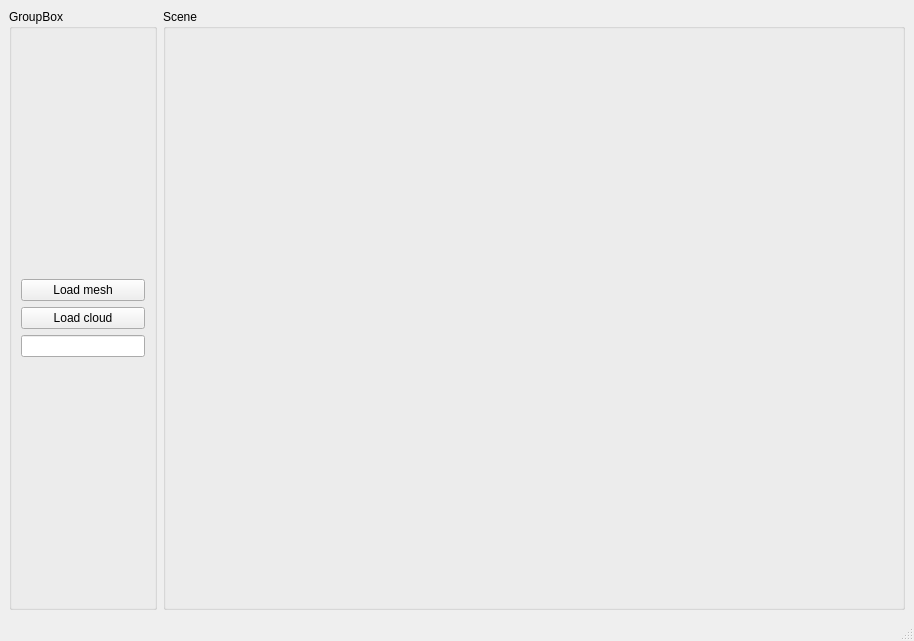
Before: the Qt Designer form swooz-viewer/trunk/form/SWUI_Viewer.ui in GuillaumeGibert/swooz, drawn with Qt 5.
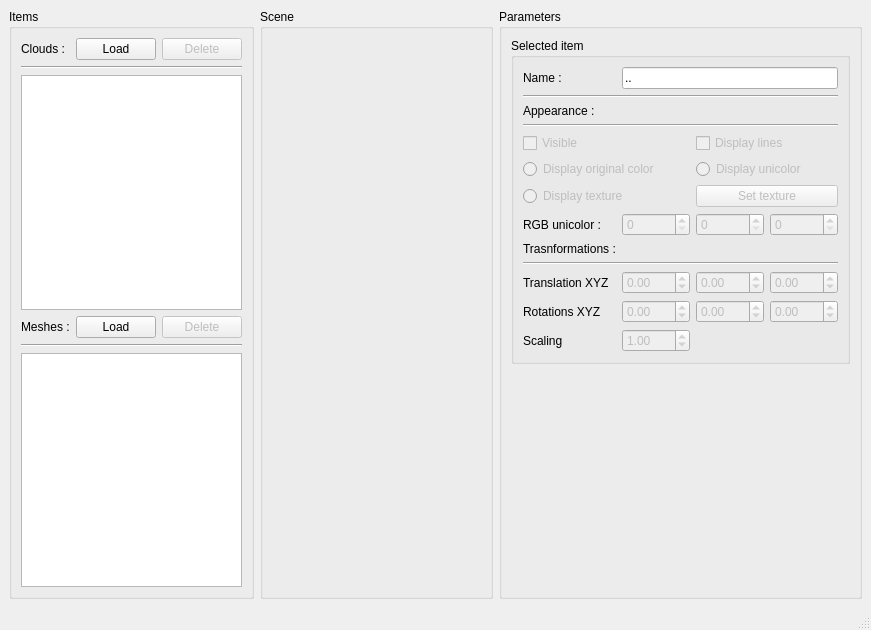
After: the same form once the commit is applied.

Commit message: [swooz-viewer] display clouds/meshes

Diff of the .ui file:
```diff
--- a/swooz-viewer/trunk/form/SWUI_Viewer.ui
+++ b/swooz-viewer/trunk/form/SWUI_Viewer.ui
@@ -6,8 +6,8 @@
    <rect>
     <x>0</x>
     <y>0</y>
-    <width>914</width>
-    <height>641</height>
+    <width>871</width>
+    <height>630</height>
    </rect>
   </property>
   <property name="windowTitle">
@@ -16,29 +16,94 @@
   <widget class="QWidget" name="centralwidget">
    <layout class="QGridLayout" name="gridLayout_2">
     <item row="0" column="0">
-     <layout class="QGridLayout" name="gridLayout" columnstretch="1,5">
+     <layout class="QGridLayout" name="glMain" rowstretch="2" columnstretch="1,5,2">
       <item row="0" column="0">
        <widget class="QGroupBox" name="groupBox">
         <property name="title">
-         <string>GroupBox</string>
+         <string>Items</string>
         </property>
         <layout class="QGridLayout" name="gridLayout_5">
          <item row="0" column="0">
-          <layout class="QGridLayout" name="gridLayout_3">
+          <layout class="QGridLayout" name="glItems">
+           <item row="5" column="0" colspan="3">
+            <widget class="Line" name="lMeshes">
+             <property name="orientation">
+              <enum>Qt::Horizontal</enum>
+             </property>
+            </widget>
+           </item>
+           <item row="1" column="0" colspan="3">
+            <widget class="Line" name="lClouds">
+             <property name="orientation">
+              <enum>Qt::Horizontal</enum>
+             </property>
+            </widget>
+           </item>
+           <item row="2" column="0" colspan="3">
+            <widget class="QListWidget" name="lwClouds">
+             <property name="minimumSize">
+              <size>
+               <width>0</width>
+               <height>150</height>
+              </size>
+             </property>
+            </widget>
+           </item>
            <item row="0" column="0">
-            <widget class="QPushButton" name="pbLoadMesh">
+            <widget class="QLabel" name="laClouds">
              <property name="text">
-              <string>Load mesh</string>
+              <string>Clouds :</string>
              </property>
             </widget>
            </item>
-           <item row="2" column="0">
-            <widget class="QLineEdit" name="lineEdit"/>
-           </item>
-           <item row="1" column="0">
+           <item row="0" column="1">
             <widget class="QPushButton" name="pbLoadCloud">
              <property name="text">
-              <string>Load cloud</string>
+              <string>Load</string>
+             </property>
+            </widget>
+           </item>
+           <item row="4" column="0">
+            <widget class="QLabel" name="laMeshes">
+             <property name="text">
+              <string>Meshes :</string>
+             </property>
+            </widget>
+           </item>
+           <item row="4" column="1">
+            <widget class="QPushButton" name="pbLoadMesh">
+             <property name="text">
+              <string>Load</string>
+             </property>
+            </widget>
+           </item>
+           <item row="6" column="0" colspan="3">
+            <widget class="QListWidget" name="lwMeshes">
+             <property name="minimumSize">
+              <size>
+               <width>0</width>
+               <height>150</height>
+              </size>
+             </property>
+            </widget>
+           </item>
+           <item row="0" column="2">
+            <widget class="QPushButton" name="pbDeleteCloud">
+             <property name="enabled">
+              <bool>false</bool>
+             </property>
+             <property name="text">
+              <string>Delete</string>
+             </property>
+            </widget>
+           </item>
+           <item row="4" column="2">
+            <widget class="QPushButton" name="pbDeleteMesh">
+             <property name="enabled">
+              <bool>false</bool>
+             </property>
+             <property name="text">
+              <string>Delete</string>
              </property>
             </widget>
            </item>
@@ -59,6 +124,333 @@
         </layout>
        </widget>
       </item>
+      <item row="0" column="2">
+       <widget class="QGroupBox" name="gbParameters">
+        <property name="title">
+         <string>Parameters</string>
+        </property>
+        <layout class="QGridLayout" name="gridLayout_7">
+         <item row="0" column="0">
+          <layout class="QGridLayout" name="glParameters">
+           <item row="0" column="0">
+            <widget class="QGroupBox" name="gbSelectedItem">
+             <property name="title">
+              <string>Selected item</string>
+             </property>
+             <layout class="QGridLayout" name="gridLayout_9">
+              <item row="0" column="0">
+               <layout class="QGridLayout" name="glSelectedItem">
+                <item row="12" column="3">
+                 <widget class="QDoubleSpinBox" name="dsbRZ">
+                  <property name="enabled">
+                   <bool>false</bool>
+                  </property>
+                  <property name="minimum">
+                   <double>-180.000000000000000</double>
+                  </property>
+                  <property name="maximum">
+                   <double>180.000000000000000</double>
+                  </property>
+                  <property name="singleStep">
+                   <double>0.010000000000000</double>
+                  </property>
+                 </widget>
+                </item>
+                <item row="6" column="2" colspan="2">
+                 <widget class="QRadioButton" name="rbDisplayUnicolor">
+                  <property name="enabled">
+                   <bool>false</bool>
+                  </property>
+                  <property name="text">
+                   <string>Display unicolor</string>
+                  </property>
+                 </widget>
+                </item>
+                <item row="6" column="0" colspan="2">
+                 <widget class="QRadioButton" name="rbDisplayOriginalColor">
+                  <property name="enabled">
+                   <bool>false</bool>
+                  </property>
+                  <property name="text">
+                   <string>Display original color</string>
+                  </property>
+                 </widget>
+                </item>
+                <item row="3" column="0" colspan="4">
+                 <widget class="Line" name="lAppareance">
+                  <property name="orientation">
+                   <enum>Qt::Horizontal</enum>
+                  </property>
+                 </widget>
+                </item>
+                <item row="2" column="0">
+                 <widget class="QLabel" name="laApparearance">
+                  <property name="text">
+                   <string>Appearance :</string>
+                  </property>
+                 </widget>
+                </item>
+                <item row="8" column="0">
+                 <widget class="QLabel" name="laRGBUnicolor">
+                  <property name="text">
+                   <string>RGB unicolor :</string>
+                  </property>
+                 </widget>
+                </item>
+                <item row="12" column="1">
+                 <widget class="QDoubleSpinBox" name="dsbRX">
+                  <property name="enabled">
+                   <bool>false</bool>
+                  </property>
+                  <property name="minimum">
+                   <double>-180.000000000000000</double>
+                  </property>
+                  <property name="maximum">
+                   <double>180.000000000000000</double>
+                  </property>
+                  <property name="singleStep">
+                   <double>0.010000000000000</double>
+                  </property>
+                 </widget>
+                </item>
+                <item row="12" column="0">
+                 <widget class="QLabel" name="laRota">
+                  <property name="text">
+                   <string>Rotations XYZ</string>
+                  </property>
+                 </widget>
+                </item>
+                <item row="11" column="2">
+                 <widget class="QDoubleSpinBox" name="dsbTrY">
+                  <property name="enabled">
+                   <bool>false</bool>
+                  </property>
+                  <property name="minimum">
+                   <double>-999.000000000000000</double>
+                  </property>
+                  <property name="maximum">
+                   <double>999.000000000000000</double>
+                  </property>
+                  <property name="singleStep">
+                   <double>0.010000000000000</double>
+                  </property>
+                 </widget>
+                </item>
+                <item row="11" column="3">
+                 <widget class="QDoubleSpinBox" name="dsbTrZ">
+                  <property name="enabled">
+                   <bool>false</bool>
+                  </property>
+                  <property name="minimum">
+                   <double>-999.000000000000000</double>
+                  </property>
+                  <property name="maximum">
+                   <double>999.000000000000000</double>
+                  </property>
+                  <property name="singleStep">
+                   <double>0.010000000000000</double>
+                  </property>
+                 </widget>
+                </item>
+                <item row="11" column="1">
+                 <widget class="QDoubleSpinBox" name="dsbTrX">
+                  <property name="enabled">
+                   <bool>false</bool>
+                  </property>
+                  <property name="minimum">
+                   <double>-999.000000000000000</double>
+                  </property>
+                  <property name="maximum">
+                   <double>999.000000000000000</double>
+                  </property>
+                  <property name="singleStep">
+                   <double>0.010000000000000</double>
+                  </property>
+                 </widget>
+                </item>
+                <item row="9" column="0">
+                 <widget class="QLabel" name="laTransformations">
+                  <property name="text">
+                   <string>Trasnformations :</string>
+                  </property>
+                 </widget>
+                </item>
+                <item row="10" column="0" colspan="4">
+                 <widget class="Line" name="lTransformations">
+                  <property name="orientation">
+                   <enum>Qt::Horizontal</enum>
+                  </property>
+                 </widget>
+                </item>
+                <item row="12" column="2">
+                 <widget class="QDoubleSpinBox" name="dsbRY">
+                  <property name="enabled">
+                   <bool>false</bool>
+                  </property>
+                  <property name="minimum">
+                   <double>-180.000000000000000</double>
+                  </property>
+                  <property name="maximum">
+                   <double>180.000000000000000</double>
+                  </property>
+                  <property name="singleStep">
+                   <double>0.010000000000000</double>
+                  </property>
+                 </widget>
+                </item>
+                <item row="11" column="0">
+                 <widget class="QLabel" name="laTrans">
+                  <property name="text">
+                   <string>Translation XYZ</string>
+                  </property>
+                 </widget>
+                </item>
+                <item row="13" column="0">
+                 <widget class="QLabel" name="laScaling">
+                  <property name="text">
+                   <string>Scaling</string>
+                  </property>
+                 </widget>
+                </item>
+                <item row="13" column="1">
+                 <widget class="QDoubleSpinBox" name="dsbScaling">
+                  <property name="enabled">
+                   <bool>false</bool>
+                  </property>
+                  <property name="decimals">
+                   <number>2</number>
+                  </property>
+                  <property name="minimum">
+                   <double>0.010000000000000</double>
+                  </property>
+                  <property name="maximum">
+                   <double>100.000000000000000</double>
+                  </property>
+                  <property name="singleStep">
+                   <double>0.100000000000000</double>
+                  </property>
+                  <property name="value">
+                   <double>1.000000000000000</double>
+                  </property>
+                 </widget>
+                </item>
+                <item row="4" column="2" colspan="2">
+                 <widget class="QCheckBox" name="cbDisplayLines">
+                  <property name="enabled">
+                   <bool>false</bool>
+                  </property>
+                  <property name="text">
+                   <string>Display lines</string>
+                  </property>
+                 </widget>
+                </item>
+                <item row="4" column="0" colspan="2">
+                 <widget class="QCheckBox" name="cbVisible">
+                  <property name="enabled">
+                   <bool>false</bool>
+                  </property>
+                  <property name="text">
+                   <string>Visible</string>
+                  </property>
+                 </widget>
+                </item>
+                <item row="7" column="0" colspan="2">
+                 <widget class="QRadioButton" name="rbDisplayTexture">
+                  <property name="enabled">
+                   <bool>false</bool>
+                  </property>
+                  <property name="text">
+                   <string>Display texture</string>
+                  </property>
+                 </widget>
+                </item>
+                <item row="7" column="2" colspan="2">
+                 <widget class="QPushButton" name="pbSetTexture">
+                  <property name="enabled">
+                   <bool>false</bool>
+                  </property>
+                  <property name="text">
+                   <string>Set texture</string>
+                  </property>
+                 </widget>
+                </item>
+                <item row="8" column="1">
+                 <widget class="QSpinBox" name="sbColorR">
+                  <property name="enabled">
+                   <bool>false</bool>
+                  </property>
+                  <property name="maximum">
+                   <number>255</number>
+                  </property>
+                 </widget>
+                </item>
+                <item row="8" column="2">
+                 <widget class="QSpinBox" name="sbColorG">
+                  <property name="enabled">
+                   <bool>false</bool>
+                  </property>
+                  <property name="maximum">
+                   <number>255</number>
+                  </property>
+                 </widget>
+                </item>
+                <item row="0" column="0">
+                 <widget class="QLabel" name="laName">
+                  <property name="text">
+                   <string>Name :</string>
+                  </property>
+                 </widget>
+                </item>
+                <item row="8" column="3">
+                 <widget class="QSpinBox" name="sbColorB">
+                  <property name="enabled">
+                   <bool>false</bool>
+                  </property>
+                  <property name="maximum">
+                   <number>255</number>
+                  </property>
+                 </widget>
+                </item>
+                <item row="1" column="0" colspan="4">
+                 <widget class="Line" name="lName">
+                  <property name="orientation">
+                   <enum>Qt::Horizontal</enum>
+                  </property>
+                 </widget>
+                </item>
+                <item row="0" column="1" colspan="3">
+                 <widget class="QLineEdit" name="leNameItem">
+                  <property name="text">
+                   <string>..</string>
+                  </property>
+                  <property name="readOnly">
+                   <bool>true</bool>
+                  </property>
+                 </widget>
+                </item>
+               </layout>
+              </item>
+             </layout>
+            </widget>
+           </item>
+          </layout>
+         </item>
+         <item row="1" column="0">
+          <spacer name="verticalSpacer">
+           <property name="orientation">
+            <enum>Qt::Vertical</enum>
+           </property>
+           <property name="sizeHint" stdset="0">
+            <size>
+             <width>20</width>
+             <height>40</height>
+            </size>
+           </property>
+          </spacer>
+         </item>
+        </layout>
+       </widget>
+      </item>
      </layout>
     </item>
    </layout>
```
Left out of the diff: 6 changed lines with no effect on the pictures. The commit also changes 14 other files.
